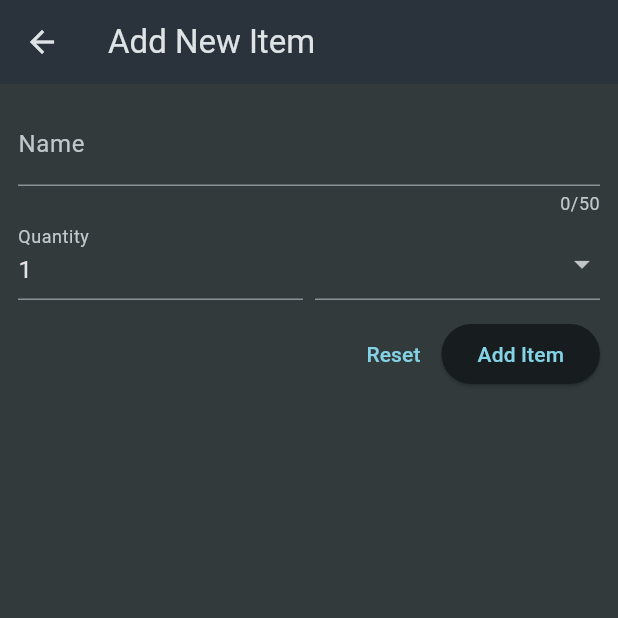
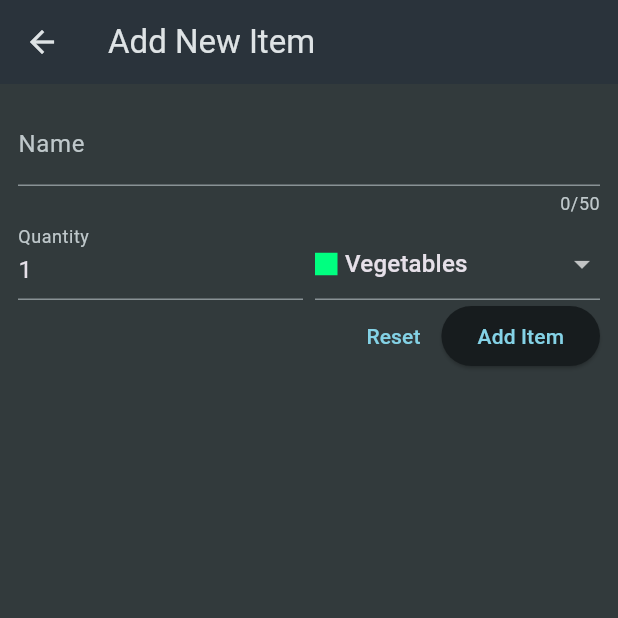
Before and after one commit to divyamD13/shopping_list, a Flutter app: the NewItem screen opened directly, on a phone screen of 412 x 824 dp, the top half of it. Run offline on Flutter 3.47's test engine with Material 3 defaults, Android fonts, the phone set to English and light mode, and no system bars.

Commit message:
fixed renderflex overflow error

```diff
--- a/lib/widgets/new_item.dart
+++ b/lib/widgets/new_item.dart
@@ -35,8 +35,8 @@ class _NewItemState extends State<NewItem> {
         padding: const EdgeInsets.all(12),
         child: Form(
             key: _formKey,
-            child: Expanded(
-              child: Column(
+            child:
+               Column(
                 children: [
                   TextFormField(
                     maxLength: 50,
@@ -83,10 +83,11 @@ class _NewItemState extends State<NewItem> {
                       ),
                       Expanded(
                         child: DropdownButtonFormField(
+                          value: _enteredCategory,
                             items: [
                               for (final category in categories.entries)
                                 DropdownMenuItem(
-                                  value: _enteredCategory,
+                                  value: category.value,
                                   child: Row(
                                     children: [
                                       Container(
@@ -109,7 +110,7 @@ class _NewItemState extends State<NewItem> {
                       )
                     ],
                   ),
-                  const SizedBox(height: 12),
+                  // const SizedBox(height: 12),
                   Row(
                     mainAxisAlignment: MainAxisAlignment.end,
                     children: [
@@ -127,7 +128,7 @@ class _NewItemState extends State<NewItem> {
                   ),
                 ],
               ),
-            )),
+            ),
       ),
     );
   }
```
Also changed, not shown: 4 other files.
